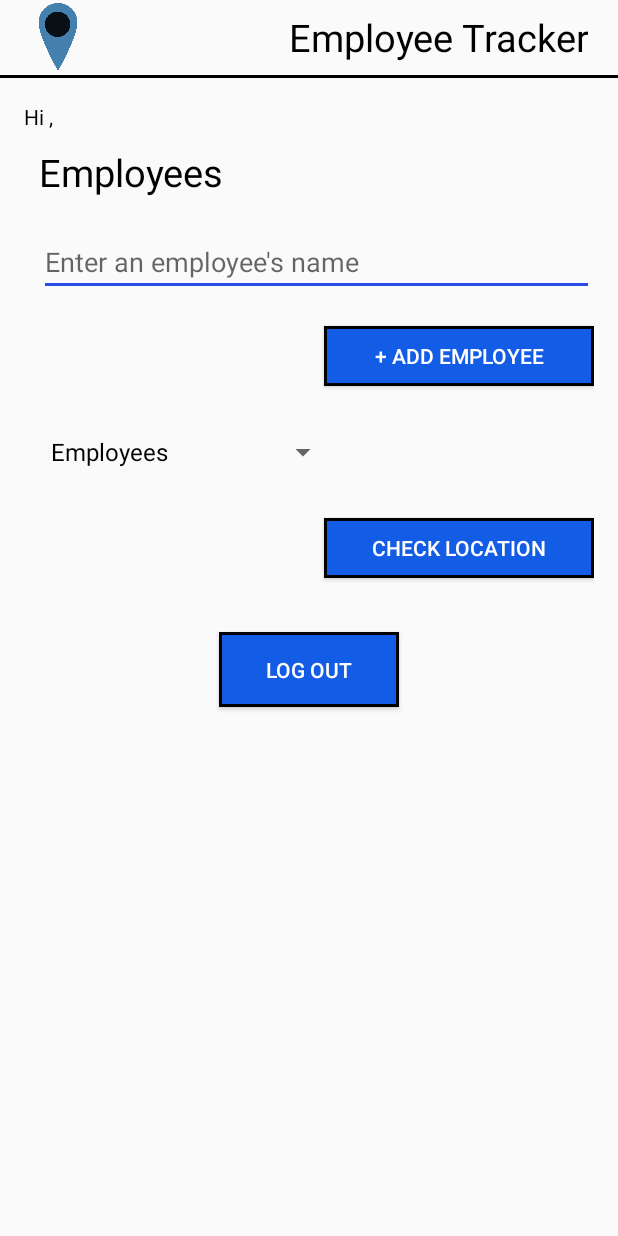
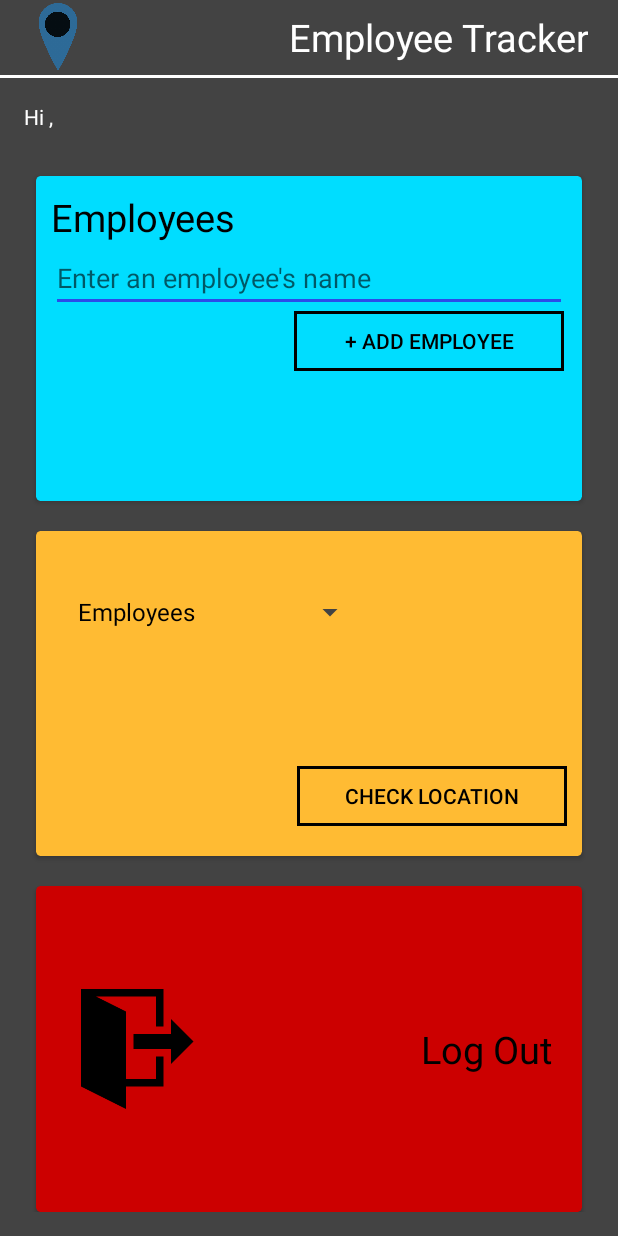
Before and after one commit to DanielJablonski/CSFair, an Android app: the EmployeeList screen opened directly, with no data from a screen before it, on a phone screen of 412 x 824 dp. Run offline under Robolectric (Android 15) with nearby library versions, the phone set to English and light mode, and no system bars; our stand-ins replace Firebase (no records; nobody signed in at launch, a user with empty details on screens opened directly).

Commit message:
Updated UI

```diff
--- a/DanielJablonskiCSFairEmployeeTracker/app/src/main/java/com/daniel/employeetracker/EmployeeList.java
+++ b/DanielJablonskiCSFairEmployeeTracker/app/src/main/java/com/daniel/employeetracker/EmployeeList.java
@@ -4,6 +4,7 @@ import android.content.Intent;
 import android.provider.ContactsContract;
 import android.support.v7.app.AppCompatActivity;
 import android.os.Bundle;
+import android.support.v7.widget.CardView;
 import android.util.Log;
 import android.view.View;
 import android.widget.ArrayAdapter;
@@ -30,7 +31,7 @@ public class EmployeeList extends AppCompatActivity {
     ArrayList<String> items;
     FirebaseAuth firebaseAuth;
     DatabaseReference ref = FirebaseDatabase.getInstance().getReference();
-    Button addEmployee, logout, checkLocationBtn;
+    Button addEmployee, checkLocationBtn;
     String user = FirebaseAuth.getInstance().getCurrentUser().getEmail().replace(".",",");
     EditText emailOfEmployee;
     DatabaseReference mRef;
@@ -38,6 +39,7 @@ public class EmployeeList extends AppCompatActivity {
     DataSnapshot employeeNumber;
     TextView displayName;
     Spinner dropdown;
+    CardView logout;
 
     @Override
     protected void onCreate(Bundle savedInstanceState) {
@@ -53,7 +55,7 @@ public class EmployeeList extends AppCompatActivity {
         emailOfEmployee = (EditText) findViewById(R.id.employeeEmail);
         previousEmployee = "";
         displayName = (TextView) findViewById(R.id.displayName);
-        logout = (Button) findViewById(R.id.logOutBtn);
+        logout = (CardView) findViewById(R.id.logoutCardview1);
         checkLocationBtn = (Button) findViewById(R.id.checkGps);
         mRef = FirebaseDatabase.getInstance().getReference().child("employer").child(FirebaseAuth.getInstance().getCurrentUser().getEmail().replace(".",","));
 
--- a/DanielJablonskiCSFairEmployeeTracker/app/src/main/res/drawable/buttonshape.xml
+++ b/DanielJablonskiCSFairEmployeeTracker/app/src/main/res/drawable/buttonshape.xml
@@ -2,9 +2,7 @@
 <shape xmlns:android="http://schemas.android.com/apk/res/android"
     android:shape="rectangle" >
 
-    <solid
-        android:color="#125ce6"
-        />
+
     <padding
         android:left="0dp"
         android:top="0dp"
--- a/DanielJablonskiCSFairEmployeeTracker/app/src/main/res/layout/activity_employee_list.xml
+++ b/DanielJablonskiCSFairEmployeeTracker/app/src/main/res/layout/activity_employee_list.xml
@@ -1,11 +1,11 @@
 <?xml version="1.0" encoding="utf-8"?>
-<LinearLayout
-    xmlns:android="http://schemas.android.com/apk/res/android"
+<LinearLayout xmlns:android="http://schemas.android.com/apk/res/android"
     xmlns:tools="http://schemas.android.com/tools"
     android:layout_width="match_parent"
     android:layout_height="match_parent"
+    xmlns:app="http://schemas.android.com/apk/res-auto"
     android:orientation="vertical"
-    >
+    android:background="#434343">
 
     <LinearLayout
         android:layout_width="match_parent"
@@ -25,7 +25,7 @@
                 android:layout_height="wrap_content"
                 android:text="Employee Tracker"
                 android:layout_marginEnd="20dp"
-                android:textColor="#000000"
+                android:textColor="#ffffff"
                 android:textSize="25sp"
                 android:textAlignment="viewEnd"/>
 
@@ -35,12 +35,12 @@
     <View
         android:layout_width="match_parent"
         android:layout_height="2dp"
-        android:background="#000000"></View>
+        android:background="#ffffff"></View>
 
     <LinearLayout
         android:id="@+id/activity_employee_list"
         android:layout_width="match_parent"
-        android:layout_height="wrap_content"
+        android:layout_height="match_parent"
         android:orientation="vertical"
         android:paddingBottom="@dimen/activity_vertical_margin"
         android:paddingLeft="@dimen/activity_horizontal_margin"
@@ -55,67 +55,120 @@
             android:id="@+id/displayName"
             android:layout_marginBottom="10dp"
             android:textSize="14sp"
-            android:textColor="#000000" />
+            android:textColor="#ffffff" />
+
+        <android.support.v7.widget.CardView
+            android:id="@+id/showLocation"
+            android:layout_width="match_parent"
+            android:layout_height="0dp"
+            android:layout_marginEnd="8dp"
+            android:layout_marginStart="8dp"
+            android:layout_marginTop="20dp"
+            android:layout_weight="1"
+            app:cardBackgroundColor="@android:color/holo_blue_bright"
+            app:cardCornerRadius="3dp">
+
             <TextView
                 android:layout_width="match_parent"
                 android:layout_height="wrap_content"
+                android:layout_marginStart="10dp"
                 android:text="Employees"
+                android:layout_marginTop="10dp"
+                android:textAlignment="textStart"
+                android:textColor="#000000"
+                android:textSize="25sp"
+                tools:textStyle="bold" />
+
+            <EditText
+                android:id="@+id/employeeEmail"
+                android:layout_width="match_parent"
+                android:layout_height="wrap_content"
+                android:layout_marginEnd="10dp"
                 android:layout_marginStart="10dp"
-            tools:textStyle="bold"
-            android:textAlignment="textStart"
-            android:textSize="25sp"
+                android:layout_marginTop="45dp"
+                android:ems="10"
+                android:hint="Enter an employee's name"
+                android:inputType="textPersonName" />
+
+            <Button
+                android:id="@+id/addEmployeeBtn"
+                android:layout_width="180dp"
+                android:layout_height="40dp"
+                android:layout_gravity="right"
+                android:layout_marginEnd="12dp"
+                android:layout_marginBottom="20dp"
+                android:layout_marginTop="90dp"
+                android:background="@drawable/buttonshape"
+                android:text="+ Add employee"
                 android:textColor="#000000" />
 
-        <EditText
+        </android.support.v7.widget.CardView>
+
+        <android.support.v7.widget.CardView
             android:layout_width="match_parent"
-            android:layout_height="wrap_content"
-            android:layout_marginStart="10dp"
-            android:inputType="textPersonName"
-            android:hint="Enter an employee's name"
+            android:layout_height="0dp"
+            android:layout_marginEnd="8dp"
+            android:layout_marginStart="8dp"
             android:layout_marginTop="20dp"
-            android:ems="10"
-            android:id="@+id/employeeEmail" />
-
-        <Button
-            android:text="+ Add employee"
-            android:id="@+id/addEmployeeBtn"
-            android:background="@drawable/buttonshape"
-            android:layout_marginTop="20dp"
-            android:textColor="#ffffff"
-            android:layout_gravity="right"
-            android:layout_height="40dp"
-            android:layout_width="180dp" />
+            android:layout_weight="1"
+            app:cardBackgroundColor="@android:color/holo_orange_light"
+            app:cardCornerRadius="3dp">
 
             <Spinner
+                android:id="@+id/spinner"
                 android:layout_width="200dp"
                 android:layout_height="wrap_content"
-            android:layout_marginStart="10dp"
-            android:layout_marginTop="20dp"
-            android:spinnerMode="dropdown"
-            android:id="@+id/spinner">
+                android:layout_marginStart="20dp"
+                android:layout_marginTop="30dp"
+                android:backgroundTint="#434343"
+                android:spinnerMode="dropdown">
 
 
             </Spinner>
 
             <Button
+                android:id="@+id/checkGps"
+                android:layout_width="180dp"
+                android:layout_height="40dp"
+                android:layout_gravity="bottom|right"
+                android:layout_marginBottom="20dp"
+                android:layout_marginEnd="10dp"
+                android:layout_marginTop="60dp"
+                android:background="@drawable/buttonshape"
                 android:text="Check Location"
-            android:id="@+id/checkGps"
-            android:background="@drawable/buttonshape"
-            android:layout_height="40dp"
-            android:layout_gravity="right"
-            android:textColor="#ffffff"
+                android:textColor="#000000" />
+
+        </android.support.v7.widget.CardView>
+
+        <android.support.v7.widget.CardView
+            android:id="@+id/logoutCardview1"
+            android:layout_width="match_parent"
+            android:layout_height="0dp"
+            android:layout_marginEnd="8dp"
+            android:layout_marginStart="8dp"
             android:layout_marginTop="20dp"
-            android:layout_marginBottom="20dp"
-            android:layout_width="180dp" />
+            android:layout_weight="1"
+            app:cardBackgroundColor="@android:color/holo_red_dark"
+            app:cardCornerRadius="3dp">
+
+            <ImageView
+                android:layout_width="100dp"
+                android:layout_height="80dp"
+                android:layout_gravity="center_vertical"
+                android:layout_marginStart="20dp"
+                android:src="@drawable/log_out" />
+
+            <TextView
+                android:id="@+id/logoutText"
+                android:layout_width="wrap_content"
+                android:layout_height="wrap_content"
+                android:layout_gravity="end|center_vertical"
+                android:layout_marginEnd="20dp"
+                android:text="Log Out"
+                android:textColor="#000000"
+                android:textSize="25sp" />
+        </android.support.v7.widget.CardView>
 
     </LinearLayout>
 
-    <Button
-        android:layout_width="120dp"
-        android:layout_height="50dp"
-        android:background="@drawable/buttonshape"
-        android:text="Log out"
-        android:id="@+id/logOutBtn"
-        android:layout_gravity="center|bottom"
-        android:textColor="#ffffff"/>
 </LinearLayout>
```
Lines whose indentation alone changed are shown as unchanged.
